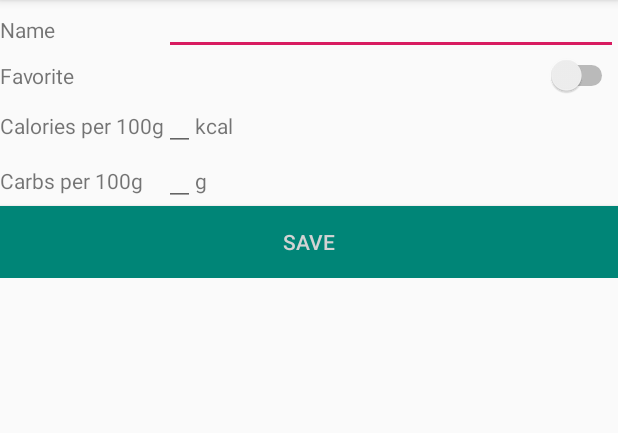
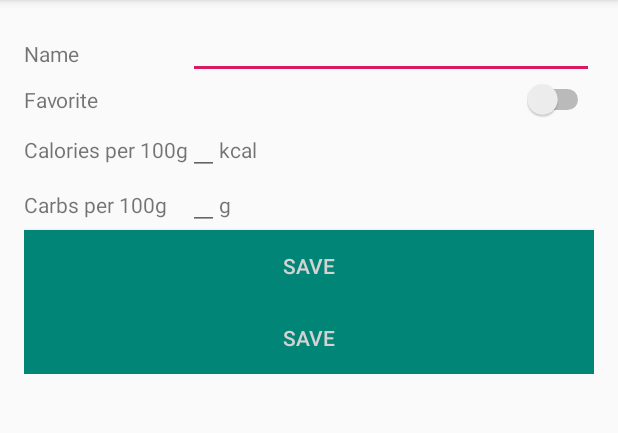
Before and after one commit to UlricusR/Android-EasyFPU, an Android app: the NewFoodActivity screen opened directly, with no data from a screen before it, on a phone screen of 412 x 824 dp, the part 84-517 px from its top. Run offline under Robolectric (Android 15) with nearby library versions, the phone set to English and light mode, and no system bars.

Commit message:
Padding as resource, added cancel button

```diff
--- a/app/src/main/java/info/rueth/fpucalculator/NewFoodActivity.java
+++ b/app/src/main/java/info/rueth/fpucalculator/NewFoodActivity.java
@@ -34,8 +34,9 @@ public class NewFoodActivity extends AppCompatActivity {
         mCalories = findViewById(R.id.calories);
         mCarbs = findViewById(R.id.carbs);
 
-        final Button button = findViewById(R.id.button_save);
-        button.setOnClickListener(new View.OnClickListener() {
+        // Save button
+        final Button saveButton = findViewById(R.id.button_save);
+        saveButton.setOnClickListener(new View.OnClickListener() {
             @Override
             public void onClick(View v) {
                 Intent replyIntent = new Intent();
@@ -86,5 +87,16 @@ public class NewFoodActivity extends AppCompatActivity {
                 }
             }
         });
+
+        // Cancel button
+        final Button cancelButton = findViewById(R.id.button_cancel);
+        cancelButton.setOnClickListener(new View.OnClickListener() {
+            @Override
+            public void onClick(View v) {
+                Intent replyIntent = new Intent();
+                setResult(RESULT_OK, replyIntent);
+                finish();
+            }
+        });
     }
 }
--- a/app/src/main/res/layout/activity_new_food.xml
+++ b/app/src/main/res/layout/activity_new_food.xml
@@ -1,12 +1,11 @@
 <?xml version="1.0" encoding="utf-8"?>
-<android.support.design.widget.CoordinatorLayout xmlns:android="http://schemas.android.com/apk/res/android"
-    android:id="@+id/new_food"
-    android:layout_width="match_parent"
-    android:layout_height="match_parent">
-
 <GridLayout xmlns:android="http://schemas.android.com/apk/res/android"
     android:layout_width="match_parent"
     android:layout_height="wrap_content"
+    android:paddingBottom="@dimen/activity_vertical_padding"
+    android:paddingEnd="@dimen/activity_horizontal_padding"
+    android:paddingStart="@dimen/activity_horizontal_padding"
+    android:paddingTop="@dimen/activity_vertical_padding"
     android:columnCount="3">
 
     <TextView
@@ -101,5 +100,14 @@
         android:text="@string/button_save"
         android:textColor="@color/buttonLabel" />
 
+    <Button
+        android:id="@+id/button_cancel"
+        android:layout_width="wrap_content"
+        android:layout_height="48dp"
+        android:layout_columnSpan="3"
+        android:layout_gravity="fill_horizontal"
+        android:background="@color/colorPrimary"
+        android:text="@string/button_cancel"
+        android:textColor="@color/buttonLabel" />
+
 </GridLayout>
-</android.support.design.widget.CoordinatorLayout>
--- a/app/src/main/res/values/dimens.xml
+++ b/app/src/main/res/values/dimens.xml
@@ -2,4 +2,6 @@
     <dimen name="fab_margin">16dp</dimen>
     <dimen name="small_padding">6dp</dimen>
     <dimen name="big_padding">16dp</dimen>
+    <dimen name="activity_horizontal_padding">16dp</dimen>
+    <dimen name="activity_vertical_padding">16dp</dimen>
 </resources>
--- a/app/src/main/res/values/strings.xml
+++ b/app/src/main/res/values/strings.xml
@@ -8,6 +8,7 @@
     <string name="carbs_label">Carbs per 100g</string>
     <string name="carbs_unit">g</string>
     <string name="button_save">Save</string>
+    <string name="button_cancel">Save</string>
     <string name="empty_not_saved">Food not saved because data are missing.</string>
     <string name="newfood_error_carbsorcalbelowzero">Calories as well as carbs must not be negative for food</string>
     <string name="newfood_error_calslargercarbs1">Cannot save new food</string>
```
Lines whose indentation alone changed are shown as unchanged.
